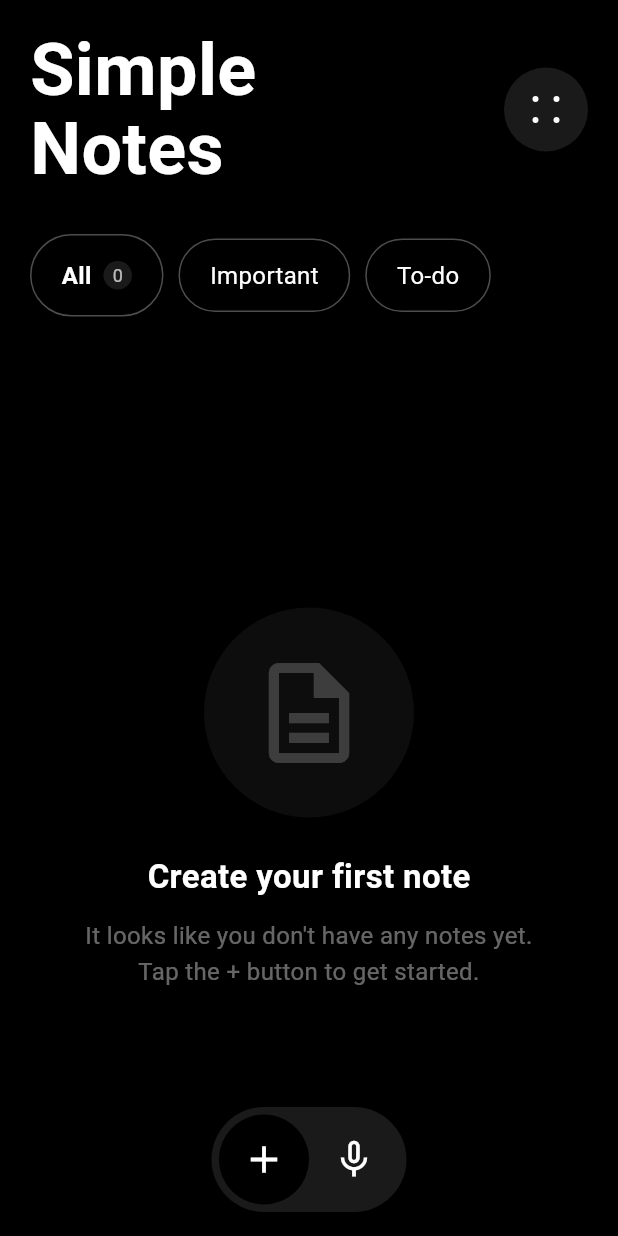
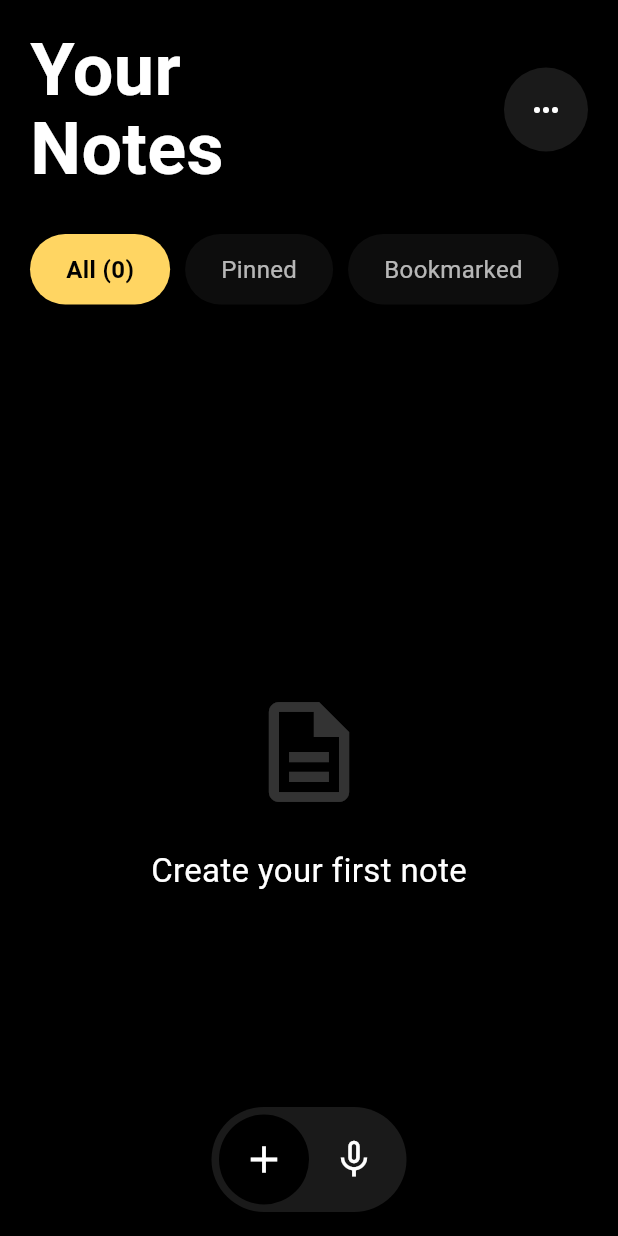
Before and after one commit to afnanahmadtariq/Simple-Notes, a Flutter app: the screen it shows after launch, on a phone screen of 412 x 824 dp. Run offline on Flutter 3.47's test engine with Material 3 defaults, Android fonts, the phone set to English and light mode, and no system bars; our stand-ins replace shared_preferences.

Commit message:
Update home_screen.dart

```diff
--- a/lib/home_screen.dart
+++ b/lib/home_screen.dart
@@ -1,4 +1,5 @@
 import 'package:flutter/material.dart';
+import 'package:intl/intl.dart';
 import 'note_detail_screen.dart';
 import 'note_model.dart';
 import 'note_service.dart';
@@ -26,7 +27,9 @@ class _HomeScreenState extends State<HomeScreen> {
     try {
       final notes = await _noteService.getNotes();
 
-      // Sort: Pinned notes first
+      // Sorting logic:
+      // 1. Pinned notes come first (limited to 3)
+      // 2. Others by created date descending
       notes.sort((a, b) {
         if (a.isPinned && !b.isPinned) return -1;
         if (!a.isPinned && b.isPinned) return 1;
@@ -75,11 +78,32 @@ class _HomeScreenState extends State<HomeScreen> {
             crossAxisAlignment: CrossAxisAlignment.start,
             children: [
               const SizedBox(height: 20),
-              Row(
+              _buildHeader(),
+              const SizedBox(height: 30),
+              _buildCategories(),
+              const SizedBox(height: 30),
+              Expanded(
+                child: _isLoading
+                    ? const Center(child: CircularProgressIndicator(color: Colors.white))
+                    : _notes.isEmpty
+                        ? _buildEmptyState()
+                        : _buildNoteList(),
+              ),
+            ],
+          ),
+        ),
+      ),
+      floatingActionButtonLocation: FloatingActionButtonLocation.centerFloat,
+      floatingActionButton: _buildCustomFAB(),
+    );
+  }
+
+  Widget _buildHeader() {
+    return Row(
       mainAxisAlignment: MainAxisAlignment.spaceBetween,
       children: [
         const Text(
-                    'Simple\nNotes',
+          'Your\nNotes',
           style: TextStyle(
             color: Colors.white,
             fontSize: 48,
@@ -90,75 +114,114 @@ class _HomeScreenState extends State<HomeScreen> {
         Container(
           width: 56,
           height: 56,
-                    padding: const EdgeInsets.all(16),
           decoration: BoxDecoration(
             color: Colors.white.withOpacity(0.1),
             shape: BoxShape.circle,
           ),
-                    child: GridView.count(
-                      padding: EdgeInsets.zero,
-                      crossAxisCount: 2,
-                      mainAxisSpacing: 4,
-                      crossAxisSpacing: 4,
-                      physics: const NeverScrollableScrollPhysics(),
-                      shrinkWrap: true,
-                      children: List.generate(
-                        4,
-                        (_) => Center(
-                          child: Container(
-                            width: 4,
-                            height: 4,
-                            decoration: const BoxDecoration(
-                              color: Colors.white,
-                              shape: BoxShape.circle,
+          child: const Icon(Icons.more_horiz, color: Colors.white),
+        ),
+      ],
+    );
+  }
+
+  Widget _buildCategories() {
+    return SingleChildScrollView(
+      scrollDirection: Axis.horizontal,
+      child: Row(
+        children: [
+          _buildCategoryChip('All (${_notes.length})', true),
+          const SizedBox(width: 10),
+          _buildCategoryChip('Pinned', false),
+          const SizedBox(width: 10),
+          _buildCategoryChip('Bookmarked', false),
+        ],
+      ),
+    );
+  }
+
+  Widget _buildCategoryChip(String label, bool isSelected) {
+    return Container(
+      padding: const EdgeInsets.symmetric(horizontal: 24, vertical: 12),
+      decoration: BoxDecoration(
+        color: isSelected ? const Color(0xFFFFD562) : Colors.white.withOpacity(0.05),
+        borderRadius: BorderRadius.circular(30),
+      ),
+      child: Text(
+        label,
+        style: TextStyle(
+          color: isSelected ? Colors.black : Colors.white70,
+          fontSize: 16,
+          fontWeight: isSelected ? FontWeight.bold : FontWeight.normal,
+        ),
+      ),
+    );
+  }
+
+  Widget _buildNoteList() {
+    List<Note> pinnedNotes = _notes.where((n) => n.isPinned).toList();
+    List<Note> otherNotes = _notes.where((n) => !n.isPinned).toList();
+
+    return ListView(
+      children: [
+        // Pinned Notes Layout (Big Card style like image 2)
+        ...pinnedNotes.map((note) => Padding(
+              padding: const EdgeInsets.only(bottom: 20.0),
+              child: GestureDetector(
+                onTap: () => _openNote(note),
+                child: _BigNoteCard(
+                  note: note,
+                  onPinTap: () => _togglePin(note),
+                ),
+              ),
+            )),
+
+        // Other Notes (Masonry-like Grid layout from image 1)
+        if (otherNotes.isNotEmpty)
+          ...List.generate((otherNotes.length / 2).ceil(), (index) {
+            int firstIndex = index * 2;
+            int secondIndex = firstIndex + 1;
+
+            return Padding(
+              padding: const EdgeInsets.only(bottom: 15.0),
+              child: Row(
+                crossAxisAlignment: CrossAxisAlignment.start,
+                children: [
+                  Expanded(
+                    child: GestureDetector(
+                      onTap: () => _openNote(otherNotes[firstIndex]),
+                      child: _SmallNoteCard(
+                        note: otherNotes[firstIndex],
+                        onPinTap: () => _togglePin(otherNotes[firstIndex]),
                       ),
                     ),
                   ),
+                  const SizedBox(width: 15),
+                  Expanded(
+                    child: secondIndex < otherNotes.length
+                        ? GestureDetector(
+                            onTap: () => _openNote(otherNotes[secondIndex]),
+                            child: _SmallNoteCard(
+                              note: otherNotes[secondIndex],
+                              onPinTap: () => _togglePin(otherNotes[secondIndex]),
                             ),
-                    ),
+                          )
+                        : const SizedBox(),
                   ),
                 ],
               ),
-              const SizedBox(height: 30),
-              SingleChildScrollView(
-                scrollDirection: Axis.horizontal,
-                child: Row(
-                  children: [
-                    _buildCategoryChip('All', _notes.length.toString(), true),
-                    const SizedBox(width: 10),
-                    _buildCategoryChip('Important', null, false),
-                    const SizedBox(width: 10),
-                    _buildCategoryChip('To-do', null, false),
+            );
+          }),
+        const SizedBox(height: 80),
       ],
-                ),
-              ),
-              const SizedBox(height: 30),
-              Expanded(
-                child: _isLoading
-                    ? const Center(child: CircularProgressIndicator(color: Colors.white))
-                    : _notes.isEmpty
-                        ? _buildEmptyState()
-                        : MasonryGrid(
-                            notes: _notes,
-                            onNoteTap: (note) async {
+    );
+  }
+
+  void _openNote(Note note) async {
     await Navigator.push(
       context,
-                                MaterialPageRoute(
-                                  builder: (context) => NoteDetailScreen(note: note),
-                                ),
+      MaterialPageRoute(builder: (context) => NoteDetailScreen(note: note)),
     );
     _loadNotes();
-                            },
-                            onPinTap: _togglePin,
-                          ),
-              ),
-            ],
-          ),
-        ),
-      ),
-      floatingActionButtonLocation: FloatingActionButtonLocation.centerFloat,
-      floatingActionButton: _buildCustomFAB(),
-    );
   }
 
   Widget _buildEmptyState() {
@@ -166,49 +229,9 @@ class _HomeScreenState extends State<HomeScreen> {
       child: Column(
         mainAxisAlignment: MainAxisAlignment.center,
         children: [
-          Container(
-            padding: const EdgeInsets.all(30),
-            decoration: BoxDecoration(
-              color: Colors.white.withOpacity(0.05),
-              shape: BoxShape.circle,
-            ),
-            child: Icon(Icons.description_outlined, size: 80, color: Colors.white.withOpacity(0.2)),
-          ),
+          Icon(Icons.description_outlined, size: 80, color: Colors.white.withOpacity(0.2)),
           const SizedBox(height: 24),
-          const Text(
-            'Create your first note',
-            style: TextStyle(color: Colors.white, fontSize: 22, fontWeight: FontWeight.w600),
-          ),
-          const SizedBox(height: 12),
-          Text(
-            'It looks like you don\'t have any notes yet.\nTap the + button to get started.',
-            textAlign: TextAlign.center,
-            style: TextStyle(color: Colors.white.withOpacity(0.4), fontSize: 16, height: 1.5),
-          ),
-        ],
-      ),
-    );
-  }
-
-  Widget _buildCategoryChip(String label, String? count, bool isSelected) {
-    return Container(
-      padding: const EdgeInsets.symmetric(horizontal: 20, vertical: 12),
-      decoration: BoxDecoration(
-        color: isSelected ? Colors.transparent : Colors.transparent,
-        borderRadius: BorderRadius.circular(30),
-        border: Border.all(color: Colors.white.withOpacity(0.3)),
-      ),
-      child: Row(
-        children: [
-          Text(label, style: TextStyle(color: Colors.white, fontSize: 16, fontWeight: isSelected ? FontWeight.bold : FontWeight.normal)),
-          if (count != null) ...[
-            const SizedBox(width: 8),
-            Container(
-              padding: const EdgeInsets.all(6),
-              decoration: BoxDecoration(color: Colors.white.withOpacity(0.1), shape: BoxShape.circle),
-              child: Text(count, style: const TextStyle(color: Colors.white70, fontSize: 12)),
-            ),
-          ],
+          const Text('Create your first note', style: TextStyle(color: Colors.white, fontSize: 22)),
         ],
       ),
     );
@@ -243,89 +266,108 @@ class _HomeScreenState extends State<HomeScreen> {
   }
 }
 
-class MasonryGrid extends StatelessWidget {
-  final List<Note> notes;
-  final Function(Note) onNoteTap;
-  final Function(Note) onPinTap;
+class _BigNoteCard extends StatelessWidget {
+  final Note note;
+  final VoidCallback onPinTap;
 
-  const MasonryGrid({super.key, required this.notes, required this.onNoteTap, required this.onPinTap});
+  const _BigNoteCard({required this.note, required this.onPinTap});
 
   @override
   Widget build(BuildContext context) {
-    return ListView.builder(
-      itemCount: (notes.length / 2).ceil(),
-      itemBuilder: (context, index) {
-        int firstIndex = index * 2;
-        int secondIndex = firstIndex + 1;
-
-        return Padding(
-          padding: const EdgeInsets.only(bottom: 15.0),
-          child: Row(
+    return Container(
+      padding: const EdgeInsets.all(24),
+      decoration: BoxDecoration(
+        color: Color(note.colorValue),
+        borderRadius: BorderRadius.circular(40),
+      ),
+      child: Column(
         crossAxisAlignment: CrossAxisAlignment.start,
         children: [
-              Expanded(
-                child: GestureDetector(
-                  onTap: () => onNoteTap(notes[firstIndex]),
-                  child: _NoteCard(
-                    title: notes[firstIndex].title,
-                    subtitle: notes[firstIndex].isChecklist ? '${notes[firstIndex].checklistItems?.length ?? 0} items' : null,
-                    color: Color(notes[firstIndex].colorValue),
-                    items: notes[firstIndex].checklistItems,
-                    isChecklist: notes[firstIndex].isChecklist,
-                    isPinned: notes[firstIndex].isPinned,
-                    onPinTap: () => onPinTap(notes[firstIndex]),
+          Row(
+            mainAxisAlignment: MainAxisAlignment.spaceBetween,
+            children: [
+              Text(
+                note.title,
+                style: const TextStyle(fontSize: 28, fontWeight: FontWeight.bold),
+              ),
+              GestureDetector(
+                onTap: onPinTap,
+                child: Container(
+                  padding: const EdgeInsets.all(8),
+                  decoration: BoxDecoration(
+                    color: Colors.black.withOpacity(0.05),
+                    shape: BoxShape.circle,
+                  ),
+                  child: const Icon(Icons.push_pin, size: 20),
                 ),
               ),
+            ],
           ),
-              if (secondIndex < notes.length) ...[
-                const SizedBox(width: 15),
-                Expanded(
-                  child: GestureDetector(
-                    onTap: () => onNoteTap(notes[secondIndex]),
-                    child: _NoteCard(
-                      title: notes[secondIndex].title,
-                      subtitle: notes[secondIndex].isChecklist ? '${notes[secondIndex].checklistItems?.length ?? 0} items' : null,
-                      color: Color(notes[secondIndex].colorValue),
-                      items: notes[secondIndex].checklistItems,
-                      isChecklist: notes[secondIndex].isChecklist,
-                      isPinned: notes[secondIndex].isPinned,
-                      onPinTap: () => onPinTap(notes[secondIndex]),
+          const SizedBox(height: 15),
+          Text(
+            note.content,
+            maxLines: 3,
+            overflow: TextOverflow.ellipsis,
+            style: TextStyle(
+              fontSize: 16,
+              color: Colors.black.withOpacity(0.7),
+              height: 1.5,
             ),
           ),
+          const SizedBox(height: 20),
+          Row(
+            mainAxisAlignment: MainAxisAlignment.spaceBetween,
+            children: [
+              Container(
+                padding: const EdgeInsets.symmetric(horizontal: 12, vertical: 8),
+                decoration: BoxDecoration(
+                  color: Colors.black.withOpacity(0.05),
+                  borderRadius: BorderRadius.circular(20),
                 ),
-              ] else const Expanded(child: SizedBox()),
+                child: Row(
+                  children: [
+                    const Icon(Icons.access_time, size: 14),
+                    const SizedBox(width: 6),
+                    Text(DateFormat('dd MMM yyyy').format(note.createdAt)),
                   ],
                 ),
-        );
-      },
+              ),
+              Container(
+                padding: const EdgeInsets.symmetric(horizontal: 12, vertical: 8),
+                decoration: BoxDecoration(
+                  color: Colors.black.withOpacity(0.05),
+                  borderRadius: BorderRadius.circular(20),
+                ),
+                child: const Row(
+                  children: [
+                    Icon(Icons.archive_outlined, size: 14),
+                    const SizedBox(width: 6),
+                    Text('Archive'),
+                  ],
+                ),
+              ),
+            ],
+          ),
+        ],
+      ),
     );
   }
 }
 
-class _NoteCard extends StatelessWidget {
-  final String title;
-  final String? subtitle;
-  final Color color;
-  final bool isChecklist;
-  final List<String>? items;
-  final bool isPinned;
+class _SmallNoteCard extends StatelessWidget {
+  final Note note;
   final VoidCallback onPinTap;
 
-  const _NoteCard({
-    required this.title,
-    this.subtitle,
-    required this.color,
-    this.isChecklist = false,
-    this.items,
-    required this.isPinned,
-    required this.onPinTap,
-  });
+  const _SmallNoteCard({required this.note, required this.onPinTap});
 
   @override
   Widget build(BuildContext context) {
     return Container(
       padding: const EdgeInsets.all(20),
-      decoration: BoxDecoration(color: color, borderRadius: BorderRadius.circular(30)),
+      decoration: BoxDecoration(
+        color: Color(note.colorValue),
+        borderRadius: BorderRadius.circular(30),
+      ),
       child: Column(
         crossAxisAlignment: CrossAxisAlignment.start,
         children: [
@@ -336,28 +378,34 @@ class _NoteCard extends StatelessWidget {
               GestureDetector(
                 onTap: onPinTap,
                 child: Icon(
-                  isPinned ? Icons.push_pin : Icons.push_pin_outlined,
-                  color: isPinned ? Colors.black : Colors.black.withOpacity(0.4),
+                  Icons.push_pin_outlined,
+                  color: Colors.black.withOpacity(0.4),
                   size: 20,
                 ),
               ),
             ],
           ),
           const SizedBox(height: 15),
-          if (subtitle != null) ...[
-            Text(subtitle!, style: TextStyle(color: Colors.black.withOpacity(0.4), fontSize: 12)),
-            const SizedBox(height: 4),
-          ],
-          Text(title, style: const TextStyle(color: Colors.black, fontSize: 18, fontWeight: FontWeight.bold)),
-          if (isChecklist && items != null && items!.isNotEmpty) ...[
+          Text(
+            note.title,
+            style: const TextStyle(fontSize: 18, fontWeight: FontWeight.bold),
+          ),
+          if (note.isChecklist && note.checklistItems != null) ...[
             const SizedBox(height: 12),
-            ...items!.take(2).map((item) => Padding(
+            ...note.checklistItems!.take(2).map((item) => Padding(
                   padding: const EdgeInsets.only(bottom: 6.0),
                   child: Row(
                     children: [
                       Icon(Icons.circle_outlined, size: 14, color: Colors.black.withOpacity(0.4)),
                       const SizedBox(width: 6),
-                  Expanded(child: Text(item, maxLines: 1, overflow: TextOverflow.ellipsis, style: TextStyle(fontSize: 12, color: Colors.black.withOpacity(0.6)))),
+                      Expanded(
+                        child: Text(
+                          item,
+                          maxLines: 1,
+                          overflow: TextOverflow.ellipsis,
+                          style: TextStyle(fontSize: 12, color: Colors.black.withOpacity(0.6)),
+                        ),
+                      ),
                     ],
                   ),
                 )),
```
Lines whose indentation alone changed are shown as unchanged.
